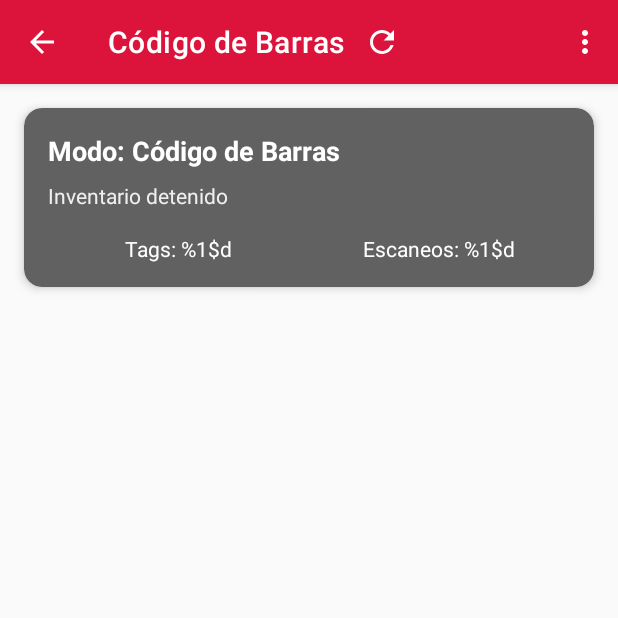
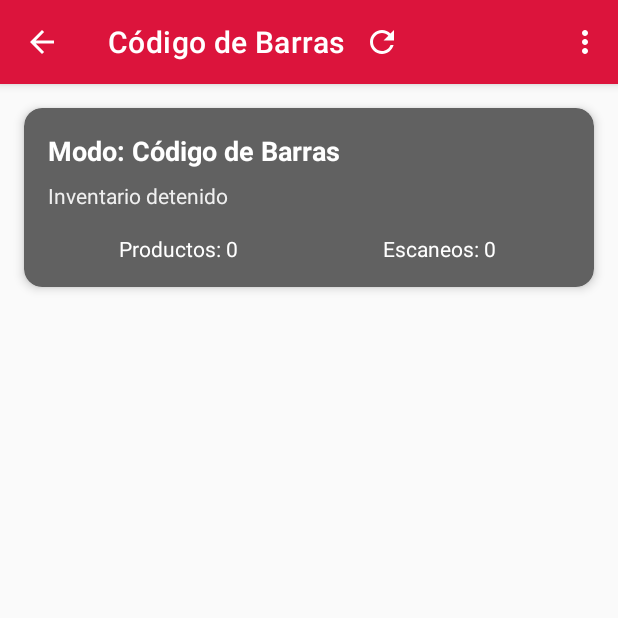
Before and after one commit to LukenEguiluz/handheld_rfid_app, an Android app: the MainActivity screen opened directly, with no data from a screen before it, after a tap on "Código de Barras", on a phone screen of 412 x 824 dp, the top half of it. Run offline under Robolectric (Android 15) with nearby library versions, the phone set to English and light mode, and no system bars; libraries missing offline, so code that uses them is left out: com.cf.beans, com.cf.ble, com.cf.zsdk; 9 statements that could not run were skipped.

Commit message:
Mejoras en modo código de barras y UI
- Lectura de códigos de barras: registro tal cual viene del escáner sin limpieza
- Contador de repeticiones: cuenta cuántas veces se lee cada código de barras
- Deduplicación temporal: evita spam de lecturas muy rápidas (500ms)
- Terminología: muestra 'Productos' en lugar de 'Tags' en modo código de barras
- Inicialización de contadores: muestra texto correcto según modo y empieza en 0
- Menú de exportar: texto en color blanco para mejor visibilidad en toolbar rojo
- Validación mejorada: filtra mensajes de error y códigos inválidos

```diff
--- a/app/src/main/res/values/strings.xml
+++ b/app/src/main/res/values/strings.xml
@@ -33,6 +33,7 @@
     <string name="inventory_running">Inventario en curso...</string>
     <string name="inventory_stopped">Inventario detenido</string>
     <string name="tags_count">Tags: %1$d</string>
+    <string name="products_count">Productos: %1$d</string>
     <string name="scans_count">Escaneos: %1$d</string>
     <string name="clear_data">Limpiar Datos</string>
     <string name="export_data">Exportar</string>
--- a/app/src/main/res/values/styles.xml
+++ b/app/src/main/res/values/styles.xml
@@ -1,5 +1,9 @@
 <?xml version="1.0" encoding="utf-8"?>
 <resources>
     <style name="Theme.DoHealthHandheld.AppBarOverlay" parent="ThemeOverlay.AppCompat.Dark.ActionBar" />
-    <style name="Theme.DoHealthHandheld.PopupOverlay" parent="ThemeOverlay.AppCompat.Light" />
+    <style name="Theme.DoHealthHandheld.PopupOverlay" parent="ThemeOverlay.AppCompat.Dark.ActionBar">
+        <item name="android:textColorPrimary">@color/white</item>
+        <item name="android:textColorSecondary">@color/white</item>
+        <item name="android:textColor">@color/white</item>
+    </style>
 </resources>
```
Also changed, not shown: app/src/main/java/com/dohealth/handheld/ui/inventory/InventoryActivity.kt (+44 -38 lines).
